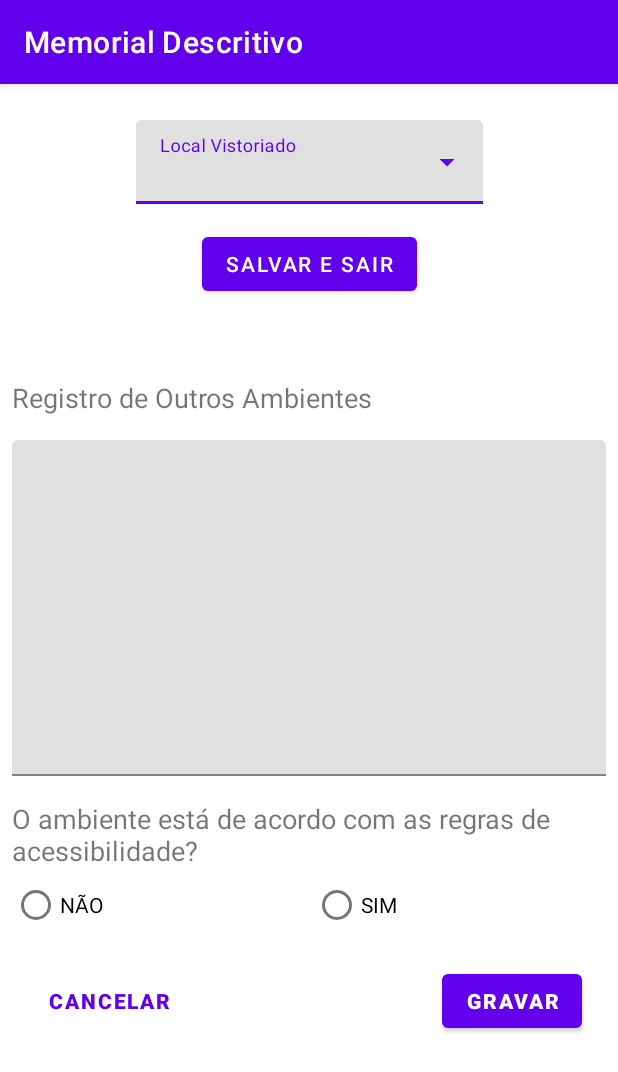
After one commit to MattCaramalac/CortecRelatorioAcessibilidade, an Android app: the fragment OtherSpacesFragment placed in its activity, on a phone screen of 412 x 824 dp. The commit adds this screen. Shown: the top 1072 px of the screen. Run offline under Robolectric (Android 15) with nearby library versions, the phone set to English and light mode, and no system bars.

Commit message:
Adição de nova opção: Outros Ambientes

```diff
--- a/app/src/main/java/com/mpms/relatorioacessibilidadecortec/activities/InspectionActivity.java
+++ b/app/src/main/java/com/mpms/relatorioacessibilidadecortec/activities/InspectionActivity.java
@@ -6,6 +6,7 @@ import androidx.fragment.app.FragmentTransaction;
 
 import android.os.Bundle;
 
+import com.mpms.relatorioacessibilidadecortec.fragments.OtherSpacesFragment;
 import com.mpms.relatorioacessibilidadecortec.fragments.ParkingLotFragment;
 import com.mpms.relatorioacessibilidadecortec.fragments.RoomsRegisterFragment;
 import com.mpms.relatorioacessibilidadecortec.fragments.ExternalAccessFragment;
@@ -54,6 +55,9 @@ public class InspectionActivity extends AppCompatActivity implements InspectionM
                 break;
             case 8:
                 displayParkingLotFragment();
+                break;
+            case 16:
+                displayOtherSpacesFragment();
                 break;
             default:
                 displayRoomsRegisterFragment(choice);
@@ -145,4 +149,10 @@ public class InspectionActivity extends AppCompatActivity implements InspectionM
         }
     }
 
-}
+    public void displayOtherSpacesFragment() {
+        OtherSpacesFragment otherSpacesFragment = OtherSpacesFragment.newInstance();
+        otherSpacesFragment.setArguments(fragmentSchoolID);
+        fragmentTransaction = fragmentManager.beginTransaction();
+        fragmentTransaction.replace(R.id.show_fragment_selected, otherSpacesFragment).addToBackStack(null).commit();
+        }
+    }
--- /dev/null
+++ b/app/src/main/java/com/mpms/relatorioacessibilidadecortec/fragments/OtherSpacesFragment.java
@@ -0,0 +1,77 @@
+package com.mpms.relatorioacessibilidadecortec.fragments;
+
+import android.annotation.SuppressLint;
+import android.os.Bundle;
+
+import androidx.annotation.NonNull;
+import androidx.annotation.Nullable;
+import androidx.fragment.app.Fragment;
+
+import android.view.LayoutInflater;
+import android.view.MotionEvent;
+import android.view.View;
+import android.view.ViewGroup;
+import android.widget.Button;
+import android.widget.RadioGroup;
+
+import com.google.android.material.textfield.TextInputEditText;
+import com.google.android.material.textfield.TextInputLayout;
+import com.mpms.relatorioacessibilidadecortec.R;
+
+import java.util.Objects;
+
+public class OtherSpacesFragment extends Fragment {
+
+    TextInputEditText otherSpacesDescriptionValue;
+    TextInputLayout otherSpacesDescriptionField;
+    Button saveOtherSpaces, cancelOtherSpaces;
+    RadioGroup isAccessible;
+
+    public OtherSpacesFragment() {
+        // Required empty public constructor
+    }
+
+    public static OtherSpacesFragment newInstance() {
+        return new OtherSpacesFragment();
+    }
+
+    @Override
+    public void onCreate(Bundle savedInstanceState) {
+        super.onCreate(savedInstanceState);
+    }
+
+    @Override
+    public View onCreateView(LayoutInflater inflater, ViewGroup container,
+                             Bundle savedInstanceState) {
+        // Inflate the layout for this fragment
+        return inflater.inflate(R.layout.fragment_other_spaces, container, false);
+    }
+
+    @SuppressLint("ClickableViewAccessibility")
+    @Override
+    public void onViewCreated(@NonNull View view, @Nullable Bundle savedInstanceState) {
+        super.onViewCreated(view, savedInstanceState);
+
+        otherSpacesDescriptionValue = view.findViewById(R.id.other_spaces_description_value);
+
+        otherSpacesDescriptionField = view.findViewById(R.id.other_spaces_description_field);
+
+        saveOtherSpaces = view.findViewById(R.id.save_other_spaces_button);
+
+        cancelOtherSpaces = view.findViewById(R.id.cancel_other_spaces_button);
+
+        isAccessible = view.findViewById(R.id.accordance_with_accessibility_radio);
+
+        otherSpacesDescriptionValue.setOnTouchListener((v, event) -> {
+            v.getParent().requestDisallowInterceptTouchEvent(true);
+            if ((event.getAction() & MotionEvent.ACTION_MASK) == MotionEvent.ACTION_UP) {
+                v.getParent().requestDisallowInterceptTouchEvent(false);
+            }
+            return false;
+        });
+
+        cancelOtherSpaces.setOnClickListener(v -> Objects.requireNonNull(getActivity()).getSupportFragmentManager()
+                .beginTransaction().remove(this).commit());
+
+    }
+}
--- a/app/src/main/java/com/mpms/relatorioacessibilidadecortec/util/HeaderNames.java
+++ b/app/src/main/java/com/mpms/relatorioacessibilidadecortec/util/HeaderNames.java
@@ -24,7 +24,8 @@ public class HeaderNames {
             "Sala de Informática",
             "Sala de Recursos",
             "Sala dos Professores",
-            "Secretaria"
+            "Secretaria",
+            "Outros Ambientes"
     };
 
     private HeaderNames (String location){
--- /dev/null
+++ b/app/src/main/res/layout/fragment_other_spaces.xml
@@ -0,0 +1,101 @@
+<?xml version="1.0" encoding="utf-8"?>
+<ScrollView xmlns:android="http://schemas.android.com/apk/res/android"
+    xmlns:tools="http://schemas.android.com/tools"
+    android:layout_width="match_parent"
+    android:layout_height="match_parent"
+    xmlns:app="http://schemas.android.com/apk/res-auto"
+    tools:context=".fragments.OtherSpacesFragment">
+
+    <androidx.constraintlayout.widget.ConstraintLayout
+        android:layout_width="match_parent"
+        android:layout_height="wrap_content">
+
+        <TextView
+            android:id="@+id/header_other_spaces"
+            android:layout_width="match_parent"
+            android:layout_height="wrap_content"
+            app:layout_constraintStart_toStartOf="parent"
+            app:layout_constraintTop_toTopOf="parent"
+            android:text="@string/header_other_spaces"
+            android:textSize="@dimen/section_header"/>
+
+        <com.google.android.material.textfield.TextInputLayout
+            android:id="@+id/other_spaces_description_field"
+            android:layout_width="match_parent"
+            android:layout_height="wrap_content"
+            app:layout_constraintStart_toStartOf="parent"
+            app:layout_constraintEnd_toEndOf="parent"
+            app:layout_constraintTop_toBottomOf="@id/header_other_spaces"
+            android:layout_marginTop="@dimen/top_margins">
+
+            <com.google.android.material.textfield.TextInputEditText
+                android:id="@+id/other_spaces_description_value"
+                android:layout_width="match_parent"
+                android:layout_height="match_parent"
+                android:inputType="textMultiLine"
+                android:overScrollMode="always"
+                android:scrollbarStyle="outsideInset"
+                android:scrollbars="vertical"
+                android:scrollHorizontally="false"
+                android:lines="10"/>
+
+        </com.google.android.material.textfield.TextInputLayout>
+
+        <TextView
+            android:id="@+id/label_in_accordance_with_accessibility"
+            android:layout_width="match_parent"
+            android:layout_height="wrap_content"
+            app:layout_constraintStart_toStartOf="parent"
+            app:layout_constraintTop_toBottomOf="@id/other_spaces_description_field"
+            android:layout_marginTop="@dimen/top_margins"
+            android:text="@string/label_in_accordance_with_accessibility"
+            android:textSize="@dimen/section_header"/>
+
+        <RadioGroup
+            android:id="@+id/accordance_with_accessibility_radio"
+            android:layout_width="match_parent"
+            android:layout_height="wrap_content"
+            app:layout_constraintStart_toStartOf="parent"
+            app:layout_constraintTop_toBottomOf="@id/label_in_accordance_with_accessibility"
+            android:orientation="horizontal">
+
+            <RadioButton
+                android:layout_width="wrap_content"
+                android:layout_height="wrap_content"
+                android:text="@string/radio_button_no"
+                android:layout_weight="@integer/weight_one"/>
+
+            <RadioButton
+                android:layout_width="wrap_content"
+                android:layout_height="wrap_content"
+                android:text="@string/radio_button_yes"
+                android:layout_weight="@integer/weight_one"/>
+
+        </RadioGroup>
+
+        <com.google.android.material.button.MaterialButton
+            android:id="@+id/save_other_spaces_button"
+            android:layout_width="wrap_content"
+            android:layout_height="wrap_content"
+            android:layout_margin="@dimen/top_margins"
+            android:text="@string/label_button_save"
+            android:textStyle="bold"
+            app:layout_constraintEnd_toEndOf="parent"
+            app:layout_constraintTop_toBottomOf="@id/accordance_with_accessibility_radio" />
+
+        <com.google.android.material.button.MaterialButton
+            android:id="@+id/cancel_other_spaces_button"
+            style="@style/Widget.MaterialComponents.Button.TextButton"
+            android:layout_width="wrap_content"
+            android:layout_height="wrap_content"
+            android:layout_margin="@dimen/top_margins"
+            android:text="@string/label_button_cancel"
+            android:textStyle="bold"
+            app:layout_constraintBaseline_toBaselineOf="@id/save_other_spaces_button"
+            app:layout_constraintStart_toStartOf="parent" />
+
+    </androidx.constraintlayout.widget.ConstraintLayout>
+
+
+
+</ScrollView>
--- a/app/src/main/res/values/strings.xml
+++ b/app/src/main/res/values/strings.xml
@@ -192,4 +192,8 @@
     <string name="label_external_access_type">Tipo de Accesso Externo</string>
     <string name="label_social_entrance_radio">ENTRADA SOCIAL</string>
     <string name="label_cars_entrance_radio">ENTRADA VEÍCULOS</string>
+    <!-- TODO: Remove or change this placeholder text -->
+    <string name="hello_blank_fragment">Hello blank fragment</string>
+    <string name="header_other_spaces">Registro de Outros Ambientes</string>
+    <string name="label_in_accordance_with_accessibility">O ambiente está de acordo com as regras de acessibilidade?</string>
 </resources>
```
